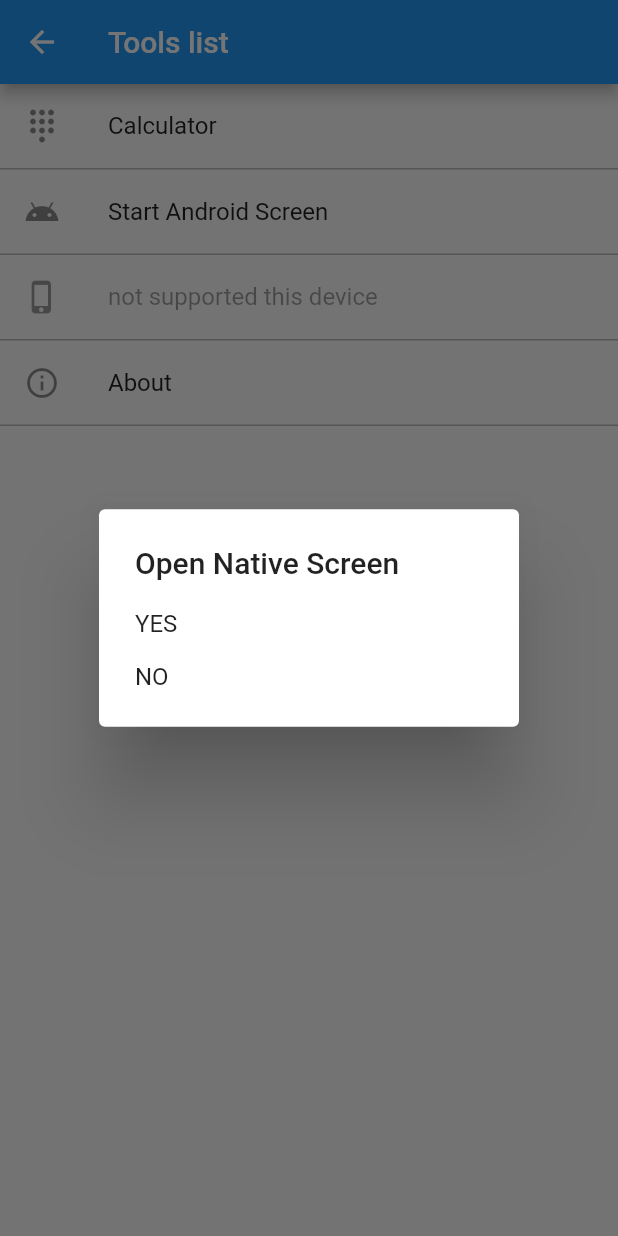
After one commit to keiydev/flutter_tools_sample, a Flutter app: the ToolsListPage screen opened directly, after a tap on "Start Android Screen", on a phone screen of 412 x 824 dp. The commit adds this screen. Run offline on Flutter 3.47's test engine with Material 2 defaults, Android fonts, the phone set to English and light mode, and no system bars; our stand-ins replace package_info.

Commit message:
first release sample

```diff
--- /dev/null
+++ b/lib/main_list.dart
@@ -0,0 +1,176 @@
+import 'dart:io';
+
+import 'package:flutter/material.dart';
+import 'package:flutter/services.dart';
+import 'package:flutter_tools_sample/experimental/listview.dart';
+import 'package:flutter_tools_sample/generated/i18n.dart';
+import 'package:flutter_tools_sample/tools/Calculator.dart';
+import 'package:package_info/package_info.dart';
+
+class ToolsListPage extends StatelessWidget {
+  static BuildContext _context;
+  @override
+  Widget build(BuildContext context) {
+    _context = context;
+    final title = S.of(context).tools_list_title;
+    return Scaffold(
+      appBar: AppBar(
+        title: Text(title),
+      ),
+      body: ListView(children: listTiles),
+    );
+  }
+
+  final List<Widget> listTiles = <Widget>[
+    Container(
+        decoration: new BoxDecoration(
+          border: new Border(
+            bottom: new BorderSide(color: Colors.black26),
+          ),
+        ),
+        child: ListTile(
+          leading: Icon(Icons.dialpad),
+          title: Builder(
+              builder: (context) => Text(S.of(context).tools_my_calculator)),
+          onTap: () {
+            Navigator.push(_context,
+                MaterialPageRoute(builder: (context) => CalculatorPage()));
+          },
+        )),
+    /*
+    Container(
+        decoration: new BoxDecoration(
+          border: new Border(
+            bottom: new BorderSide(color: Colors.black26),
+          ),
+        ),
+        child: ListTile(
+          leading: Icon(Icons.map),
+          title: Builder(builder: (context) => Text(S.of(context).tools_my_bookmarks)),
+          onTap: () {openDialog(_context, 0);},
+        )
+    ),*/
+    Container(
+        decoration: new BoxDecoration(
+          border: new Border(
+            bottom: new BorderSide(color: Colors.black26),
+          ),
+        ),
+        child: ListTile(
+          leading: Icon(Icons.android),
+          title: Text(Platform.isAndroid
+              ? 'Start Android Screen'
+              : 'not supported this device'),
+          enabled: Platform.isAndroid,
+          onTap: () {
+            openDialog(_context, 1);
+          },
+        )),
+    Container(
+        decoration: new BoxDecoration(
+          border: new Border(
+            bottom: new BorderSide(color: Colors.black26),
+          ),
+        ),
+        child: ListTile(
+          leading: Icon(Icons.phone_iphone),
+          title: Text(Platform.isIOS
+              ? 'Not implemented yet(Start iOS Screen)'
+              : 'not supported this device'),
+          enabled: Platform.isIOS,
+          onTap: () {
+            openDialog(_context, 1);
+          },
+        )),
+    Container(
+        decoration: new BoxDecoration(
+          border: new Border(
+            bottom: new BorderSide(color: Colors.black26),
+          ),
+        ),
+        child: ListTile(
+          leading: Icon(Icons.info_outline),
+          title: Text('About'),
+          onTap: () async {
+            PackageInfo packageInfo = await PackageInfo.fromPlatform();
+            showAboutDialog(
+                context: _context,
+                applicationName: S.of(_context).app_name,
+                //applicationVersion: "v1.0.0",
+                applicationVersion: packageInfo.version,
+                applicationIcon: Image.asset('res/images/launcher_icon.png',
+                    height: 64.0, width: 64.0),
+                children: <Widget>[
+                  Text(S.of(_context).about_description +
+                      "\nappName=${packageInfo.appName}"
+                          "\npackageName=${packageInfo.packageName}"
+                          "\nversion=${packageInfo.version}"
+                          "\nbuildNumber=${packageInfo.buildNumber}")
+                ]);
+          },
+        )),
+  ];
+
+  static void openDialog(BuildContext context, int dialogId) {
+    StatelessWidget nextPage;
+    Text title = Text('SimpleDialog');
+    switch (dialogId) {
+      case 0:
+        nextPage = ListViewPage();
+        title = Text('Open ListView');
+        break;
+      case 1:
+        title = Text('Open Native Screen');
+        break;
+    }
+    showDialog<Answers>(
+      context: context,
+      builder: (BuildContext context) => new SimpleDialog(
+        title: title,
+        children: <Widget>[
+          createDialogOption(context, Answers.YES, S.of(context).common_yes),
+          createDialogOption(context, Answers.NO, S.of(context).common_no)
+        ],
+      ),
+    ).then((value) {
+      switch (value) {
+        case Answers.YES:
+          //_setValue('Yes');
+          switch (dialogId) {
+            case 0:
+              Navigator.push(
+                  context, MaterialPageRoute(builder: (context) => nextPage));
+              break;
+            case 1:
+              _launchNativeScreen();
+              break;
+          }
+          break;
+        case Answers.NO:
+          //_setValue('No');
+          break;
+      }
+    });
+  }
+
+  static createDialogOption(BuildContext context, Answers answer, String str) {
+    return new SimpleDialogOption(
+      child: Text(str),
+      onPressed: () {
+        Navigator.pop(context, answer);
+      },
+    );
+  }
+}
+
+enum Answers { YES, NO }
+
+// MethodChannelには任意の名前をつけることができますが、慣習的にパッケージ名をprefixに使うようです
+MethodChannel _methodChannel =
+    MethodChannel('com.keiydev.flutter_tools_sample/method');
+
+// ネイティブへのメッセージ送信＞画面遷移
+Future<Null> _launchNativeScreen() async {
+  // ネイティブ側へメッセージを送信
+  await _methodChannel.invokeMethod('launchNativeScreen', "parameters");
+}
--- a/res/values/strings_en.arb
+++ b/res/values/strings_en.arb
@@ -0,0 +1,14 @@
+{
+  "app_name": "Flutter tools sample",
+  "app_version": "Calculator",
+  "common_start": "Start",
+  "common_yes": "YES",
+  "common_no": "NO",
+  "common_ok": "OK",
+  "common_cancel": "CANCEL",
+  "tools_list_title": "Tools list",
+  "tools_my_calculator": "Calculator",
+  "tools_my_bookmarks": "My Bookmarks",
+  "about_description": "Flutter tools sample, testing flutter code.",
+  "string_arguments": "String number is $number"
+}
--- /dev/null
+++ b/res/values/strings_ja.arb
@@ -0,0 +1,8 @@
+{
+  "app_name": "Flutter ツールサンプル",
+  "common_start": "Start",
+  "tools_list_title": "ツールリスト",
+  "tools_my_calculator": "電卓",
+  "tools_my_bookmarks": "お気に入りページ",
+  "about_description": "Flutterベースのツールサンプルです。"
+}
```
Also changed, not shown: lib/experimental/listview.dart (added, +49 -0 lines), lib/main.dart (+17 -50 lines), lib/tools/Calculator.dart (added, +164 -0 lines), lib/tools/my_bookmarks.dart (added, +34 -0 lines), pubspec.yaml (+7 -0 lines), lib/generated/i18n.dart (added), pubspec.lock, res/images/launcher_icon.png (added), 29 other files.
